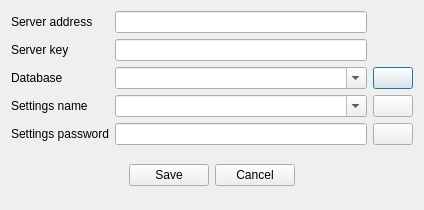
The window that Classes/dlgserverconnection.ui (End1-1/Cafe5) describes before a commit, drawn with Qt 5.
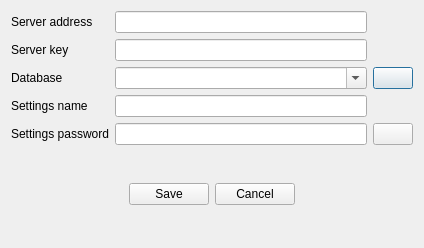
The same window after the commit. Icons and pictures are not drawn.

Diff of the .ui file:
```diff
--- a/Classes/dlgserverconnection.ui
+++ b/Classes/dlgserverconnection.ui
@@ -7,7 +7,7 @@
     <x>0</x>
     <y>0</y>
     <width>424</width>
-    <height>210</height>
+    <height>248</height>
    </rect>
   </property>
   <property name="windowTitle">
@@ -25,13 +25,6 @@
      </property>
     </widget>
    </item>
-   <item row="4" column="1">
-    <widget class="QComboBox" name="cbSettings">
-     <property name="editable">
-      <bool>true</bool>
-     </property>
-    </widget>
-   </item>
    <item row="5" column="1">
     <widget class="QLineEdit" name="leSettingsPassword">
      <property name="echoMode">
@@ -46,17 +39,6 @@
      </property>
     </widget>
    </item>
-   <item row="4" column="2">
-    <widget class="QPushButton" name="btnGetSettings">
-     <property name="text">
-      <string/>
-     </property>
-     <property name="icon">
-      <iconset resource="../resources/res.qrc">
-       <normaloff>:/refresh.png</normaloff>:/refresh.png</iconset>
-     </property>
-    </widget>
-   </item>
    <item row="6" column="0" colspan="3">
     <widget class="QWidget" name="widget" native="true">
      <layout class="QHBoxLayout" name="horizontalLayout">
@@ -158,6 +140,9 @@
    <item row="2" column="1">
     <widget class="QLineEdit" name="leServerKey"/>
    </item>
+   <item row="4" column="1">
+    <widget class="QLineEdit" name="leSettingsName"/>
+   </item>
   </layout>
  </widget>
  <tabstops>
```
Left out of the diff: 2 changed lines with no effect on the pictures.
